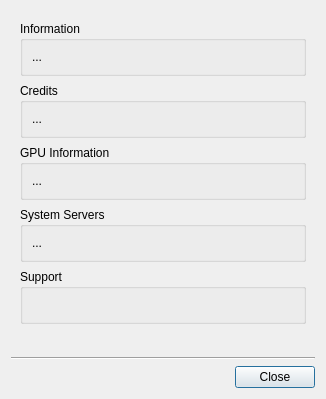
First picture: the form in client/nx_client_desktop/src/ui/dialogs/about_dialog.ui, repository networkoptix/nx_open, before the edit.
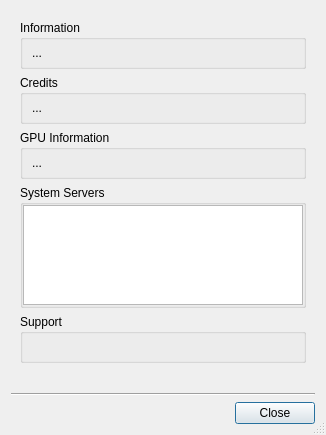
Second picture: the form after the edit.

Commit message:
VMS-4333 Optimizing client dialogs for big amount of servers
AboutDialog uses QTableView to show server list, instead of multiline QLabel.

Notification about version mismatch uses QTableView to show server list,
instead of multiline text.

ReconnectInfoDialog now shows only one current server.

<==== Mercurial data ====>
Branch: vms

The edit to the form file:
```diff
--- a/client/nx_client_desktop/src/ui/dialogs/about_dialog.ui
+++ b/client/nx_client_desktop/src/ui/dialogs/about_dialog.ui
@@ -7,11 +7,11 @@
     <x>0</x>
     <y>0</y>
     <width>326</width>
-    <height>399</height>
+    <height>388</height>
    </rect>
   </property>
   <property name="sizePolicy">
-   <sizepolicy hsizetype="Preferred" vsizetype="Fixed">
+   <sizepolicy hsizetype="Preferred" vsizetype="Preferred">
     <horstretch>0</horstretch>
     <verstretch>0</verstretch>
    </sizepolicy>
@@ -19,6 +19,9 @@
   <property name="windowTitle">
    <string>About</string>
   </property>
+  <property name="sizeGripEnabled">
+   <bool>true</bool>
+  </property>
   <layout class="QVBoxLayout" name="verticalLayout">
    <item>
     <widget class="QWidget" name="widget" native="true">
@@ -41,6 +44,12 @@
          <bool>true</bool>
         </property>
         <layout class="QVBoxLayout" name="verticalLayout_2">
+         <property name="topMargin">
+          <number>6</number>
+         </property>
+         <property name="bottomMargin">
+          <number>6</number>
+         </property>
          <item>
           <widget class="QLabel" name="versionLabel">
            <property name="sizePolicy">
@@ -75,6 +84,12 @@
          <bool>true</bool>
         </property>
         <layout class="QVBoxLayout" name="verticalLayout_3">
+         <property name="topMargin">
+          <number>6</number>
+         </property>
+         <property name="bottomMargin">
+          <number>6</number>
+         </property>
          <item>
           <widget class="QLabel" name="creditsLabel">
            <property name="sizePolicy">
@@ -109,6 +124,12 @@
          <bool>true</bool>
         </property>
         <layout class="QVBoxLayout" name="verticalLayout_4">
+         <property name="topMargin">
+          <number>6</number>
+         </property>
+         <property name="bottomMargin">
+          <number>6</number>
+         </property>
          <item>
           <widget class="QLabel" name="gpuLabel">
            <property name="sizePolicy">
@@ -131,7 +152,7 @@
       <item>
        <widget class="QGroupBox" name="serversGroupBox">
         <property name="sizePolicy">
-         <sizepolicy hsizetype="Preferred" vsizetype="Fixed">
+         <sizepolicy hsizetype="Preferred" vsizetype="Preferred">
           <horstretch>0</horstretch>
           <verstretch>0</verstretch>
          </sizepolicy>
@@ -143,20 +164,47 @@
          <bool>true</bool>
         </property>
         <layout class="QVBoxLayout" name="verticalLayout_5">
+         <property name="leftMargin">
+          <number>0</number>
+         </property>
+         <property name="topMargin">
+          <number>0</number>
+         </property>
+         <property name="rightMargin">
+          <number>0</number>
+         </property>
+         <property name="bottomMargin">
+          <number>0</number>
+         </property>
          <item>
-          <widget class="QLabel" name="serversLabel">
+          <widget class="QTableView" name="servers">
            <property name="sizePolicy">
-            <sizepolicy hsizetype="Preferred" vsizetype="Fixed">
+            <sizepolicy hsizetype="Preferred" vsizetype="Preferred">
              <horstretch>0</horstretch>
              <verstretch>0</verstretch>
             </sizepolicy>
            </property>
-           <property name="text">
-            <string notr="true">...</string>
+           <property name="minimumSize">
+            <size>
+             <width>0</width>
+             <height>100</height>
+            </size>
            </property>
-           <property name="alignment">
-            <set>Qt::AlignLeading|Qt::AlignLeft|Qt::AlignTop</set>
+           <property name="showGrid">
+            <bool>false</bool>
            </property>
+           <attribute name="horizontalHeaderVisible">
+            <bool>false</bool>
+           </attribute>
+           <attribute name="verticalHeaderVisible">
+            <bool>false</bool>
+           </attribute>
+           <attribute name="verticalHeaderDefaultSectionSize">
+            <number>20</number>
+           </attribute>
+           <attribute name="verticalHeaderMinimumSectionSize">
+            <number>20</number>
+           </attribute>
           </widget>
          </item>
         </layout>
@@ -177,6 +225,12 @@
          <bool>true</bool>
         </property>
         <layout class="QVBoxLayout" name="verticalLayout_6">
+         <property name="topMargin">
+          <number>6</number>
+         </property>
+         <property name="bottomMargin">
+          <number>6</number>
+         </property>
          <item>
           <widget class="QLabel" name="supportEmailLabel">
            <property name="text">
```
The commit also changes 11 other files.
